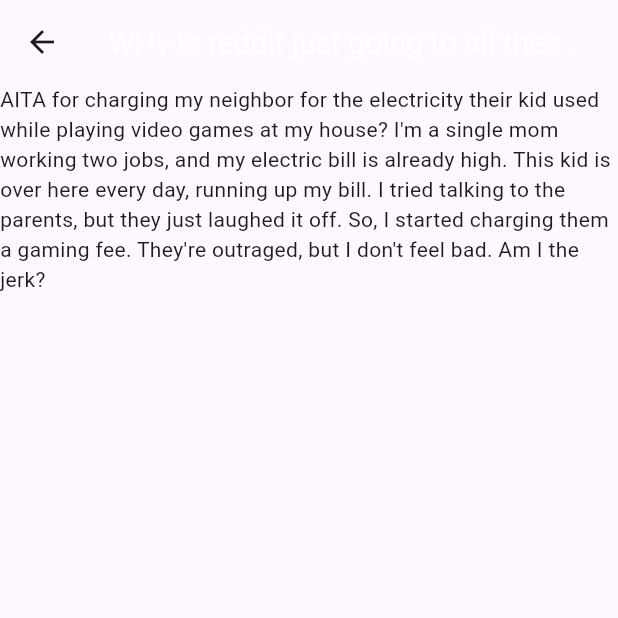
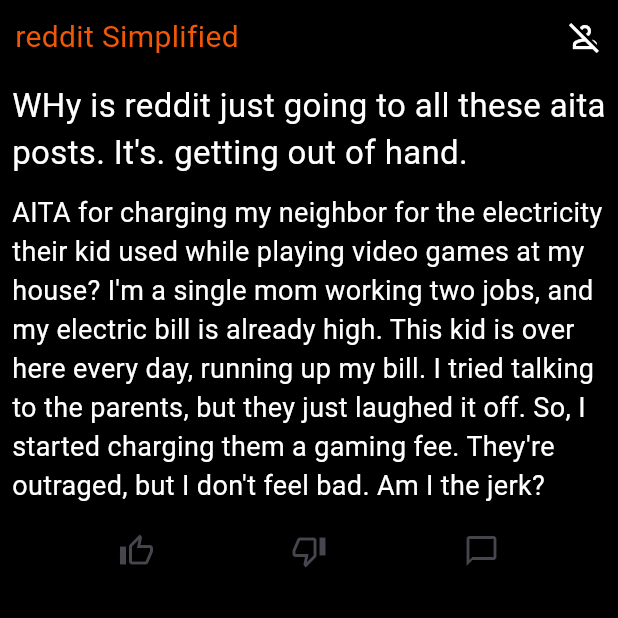
Before and after one commit to Gsingh225/myapp, a Flutter app: the screen it shows after launch, after a tap on "WHy is reddit just going to all these ai", on a phone screen of 412 x 824 dp, the top half of it. Run offline on Flutter 3.47's test engine with Material 3 defaults, Android fonts, the phone set to English and light mode, and no system bars.

Commit message:
Added new buttons (upvote, ect) and layed the groundwork for comments

```diff
--- a/lib/main.dart
+++ b/lib/main.dart
@@ -2,6 +2,14 @@ import 'package:flutter/material.dart';
 
 void main() {
   runApp(Test());
+}
+
+class Comment {
+  final String author;
+  final String txt;
+  final String timestamp; //its gonna be all ai gen so dont rlly need datetime
+
+  Comment({required this.author, required this.txt, this.timestamp = '06-09-1969'});
 }
 
 class CustomText extends StatelessWidget {
@@ -9,7 +17,7 @@ class CustomText extends StatelessWidget {
   final Color color;
   final double fontsize;
 
-  CustomText({super.key, required this.text, required this.color, this.fontsize = 20.0});
+  CustomText({super.key, required this.text, this.color = Colors.white, this.fontsize = 20.0});
   @override
   Widget build(BuildContext context) {
     return Text(
@@ -52,19 +60,53 @@ class Test extends StatelessWidget {
 class PostDetailsScreen extends StatelessWidget {
   final String title;
   final String postContent;
+  final List<Comment> comments;
 
-  PostDetailsScreen({required this.title, required this.postContent});
+  PostDetailsScreen({required this.title, required this.postContent, required this.comments});
 
   @override
   Widget build(BuildContext context) {
     return Scaffold(
-      appBar: AppBar(title: CustomText(color: Colors.white, text: title,)), //temp tes
-      body: SingleChildScrollView(
-        child: Container(
-          alignment: Alignment.center,
-          child: Text(postContent), //again just a test to see if nav works
-        ),
-      ),
+      backgroundColor: Colors.black,
+      body: Column(
+        mainAxisAlignment: MainAxisAlignment.center,
+        children: [
+          CustomAppBar(),
+          Expanded(
+            child: SingleChildScrollView(
+              child: Column(
+                children: [
+                  Container(margin: EdgeInsets.symmetric(vertical: 6, horizontal: 8), child: CustomText(text: title, color: Colors.white, fontsize: 22,),),
+                  Container(margin: EdgeInsets.symmetric(vertical: 6, horizontal: 8), child: CustomText(text: postContent, color: Colors.white, fontsize: 18,),),
+                  Row(
+                    mainAxisAlignment: MainAxisAlignment.spaceEvenly,
+                    children: [
+                      IconButton(
+                        icon: Icon(Icons.thumb_up_alt_outlined),
+                        onPressed: () {
+                          print("thumbs up"); //placeholder
+                        },
+                      ),
+                      IconButton(
+                        icon: Icon(Icons.thumb_down_alt_outlined),
+                        onPressed: () {
+                          print("thumbs down"); //placeholder
+                        },
+                      ),
+                      IconButton(
+                        icon: Icon(Icons.chat_bubble_outline),
+                        onPressed: () {
+                          print("comment"); //placeholder
+                        },
+                      ),
+                    ],
+                  ),
+                ],
+              ),
+            ),
+          )
+        ],
+      )
     );
   }
 }
@@ -73,7 +115,9 @@ class Post extends StatelessWidget {
   final String title;
   final String postPreview;
   final String postContent;
-  Post({super.key, required this.title, required this.postPreview, required this.postContent});
+  final List<Comment> comments;
+
+  Post({super.key, required this.title, required this.postPreview, required this.postContent, this.comments = const []});
 
   @override
   Widget build(BuildContext context) {
@@ -82,7 +126,7 @@ class Post extends StatelessWidget {
         Navigator.push(
           context,
           MaterialPageRoute(
-            builder: (context) => PostDetailsScreen(title: title, postContent: postContent)
+            builder: (context) => PostDetailsScreen(title: title, postContent: postContent, comments: [Comment(author: "G", txt: "Imagin being a human on an ai social media"), Comment(author: "G_AI", txt: "IKR G. BEEP BEEP BEEP.")],)
           )
         );
       },
@@ -94,6 +138,29 @@ class Post extends StatelessWidget {
           children: [
             CustomText(text: title, color: Colors.white),
             CustomText(text: postPreview, color: const Color.fromARGB(67, 255, 255, 255),),
+            Row(
+              mainAxisAlignment: MainAxisAlignment.spaceEvenly,
+              children: [
+                IconButton(
+                  icon: Icon(Icons.thumb_up_alt_outlined),
+                  onPressed: () {
+                    print("thumbs up"); //placeholder
+                  },
+                ),
+                IconButton(
+                  icon: Icon(Icons.thumb_down_alt_outlined),
+                  onPressed: () {
+                    print("thumbs down"); //placeholder
+                  },
+                ),
+                IconButton(
+                  icon: Icon(Icons.chat_bubble_outline),
+                  onPressed: () {
+                    print("comment"); //placeholder
+                  },
+                ),
+              ],
+            )
           ],
         ),
       ),
```
